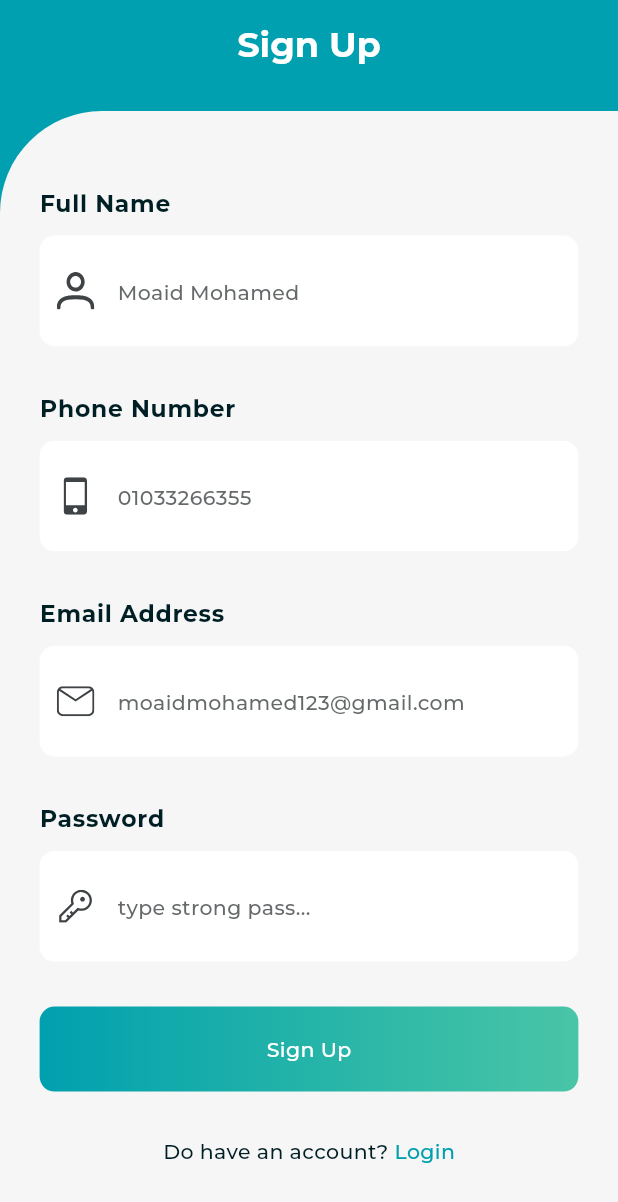
After one commit to devmoaid1/furnit_ar, a Flutter app: the screen it shows after launch, on a phone screen of 412 x 824 dp. The commit adds this screen. Shown: the top 1202 px of the screen. Run offline on Flutter 3.47's test engine with Material 2 defaults, Android fonts, the phone set to English and light mode, and no system bars; drawn by our look-alikes of flutter_form_builder; our stand-ins replace flutter_screenutil, flutter_svg, form_builder_validators, go_router.

Commit message:
refactored register view

```diff
--- /dev/null
+++ b/lib/presentation/register/widgets/register_form.dart
@@ -0,0 +1,101 @@
+import 'package:flutter/material.dart';
+import 'package:flutter_form_builder/flutter_form_builder.dart';
+import 'package:form_builder_validators/form_builder_validators.dart';
+import 'package:furnit_ar/core/utils/extensions/spaces.dart';
+
+import '../../../core/constants/app_assets.dart';
+import '../../widgets/custom_svg_visual.dart';
+import '../../widgets/form_section.dart';
+
+class RegisterForm extends StatelessWidget {
+  final GlobalKey<FormBuilderState> formKey;
+  const RegisterForm({super.key, required this.formKey});
+
+  void handleFormOnChanged(String? value, String fieldName) {
+    if (value != null && value.toString().isNotEmpty) {
+      formKey.currentState!.fields[fieldName]!.validate();
+    } else {
+      formKey.currentState!.fields[fieldName]!
+          .validate(focusOnInvalid: false, clearCustomError: true);
+    }
+  }
+
+  @override
+  Widget build(BuildContext context) {
+    return FormBuilder(
+        key: formKey,
+        child: Column(
+          crossAxisAlignment: CrossAxisAlignment.start,
+          children: [
+            50.vSpace,
+            FormSection(
+              title: 'Full Name',
+              fieldName: 'fullName',
+              hintText: 'Moaid Mohamed',
+              validator: FormBuilderValidators.compose([
+                FormBuilderValidators.required(
+                    errorText: 'full name is required'),
+              ]),
+              onChanged: (value) => handleFormOnChanged(value, 'fullName'),
+              prefixIcon: IconButton(
+                  onPressed: () {},
+                  icon: const CustomSvgVisual(
+                    iconPath: AppAssets.userIcon,
+                  )),
+            ),
+            30.vSpace,
+            FormSection(
+              title: 'Phone Number',
+              fieldName: 'phone',
+              hintText: '01033266355',
+              onChanged: (value) => handleFormOnChanged(value, 'phone'),
+              validator: FormBuilderValidators.compose([
+                FormBuilderValidators.required(errorText: 'phone is required'),
+                FormBuilderValidators.match(
+                    RegExp(r'(^(?:[+0]9)?[0-9]{11}$)').pattern,
+                    errorText: 'phone number is not valid')
+              ]),
+              prefixIcon: IconButton(
+                  onPressed: () {},
+                  icon: const CustomSvgVisual(
+                    iconPath: AppAssets.phoneIcon,
+                  )),
+            ),
+            30.vSpace,
+            FormSection(
+              title: 'Email Address',
+              fieldName: 'email',
+              hintText: 'moaidmohamed123@gmail.com',
+              onChanged: (value) => handleFormOnChanged(value, 'email'),
+              validator: FormBuilderValidators.compose([
+                FormBuilderValidators.required(errorText: 'email is required'),
+                FormBuilderValidators.email(errorText: 'invalid email')
+              ]),
+              prefixIcon: IconButton(
+                  onPressed: () {},
+                  icon: const CustomSvgVisual(
+                    iconPath: AppAssets.emailIcon,
+                  )),
+            ),
+            30.vSpace,
+            FormSection(
+              title: 'Password',
+              fieldName: 'password',
+              hintText: 'type strong pass...',
+              onChanged: (value) => handleFormOnChanged(value, 'password'),
+              validator: FormBuilderValidators.compose([
+                FormBuilderValidators.required(
+                    errorText: 'password is required '),
+                FormBuilderValidators.minLength(8,
+                    errorText: 'password should be at least 8 Charachters'),
+              ]),
+              prefixIcon: IconButton(
+                  onPressed: () {},
+                  icon: const CustomSvgVisual(
+                    iconPath: AppAssets.passwordIcon,
+                  )),
+            ),
+          ],
+        ));
+  }
+}
```
Also changed, not shown: lib/presentation/register/widgets/register_details_section.dart (+3 -98 lines).
